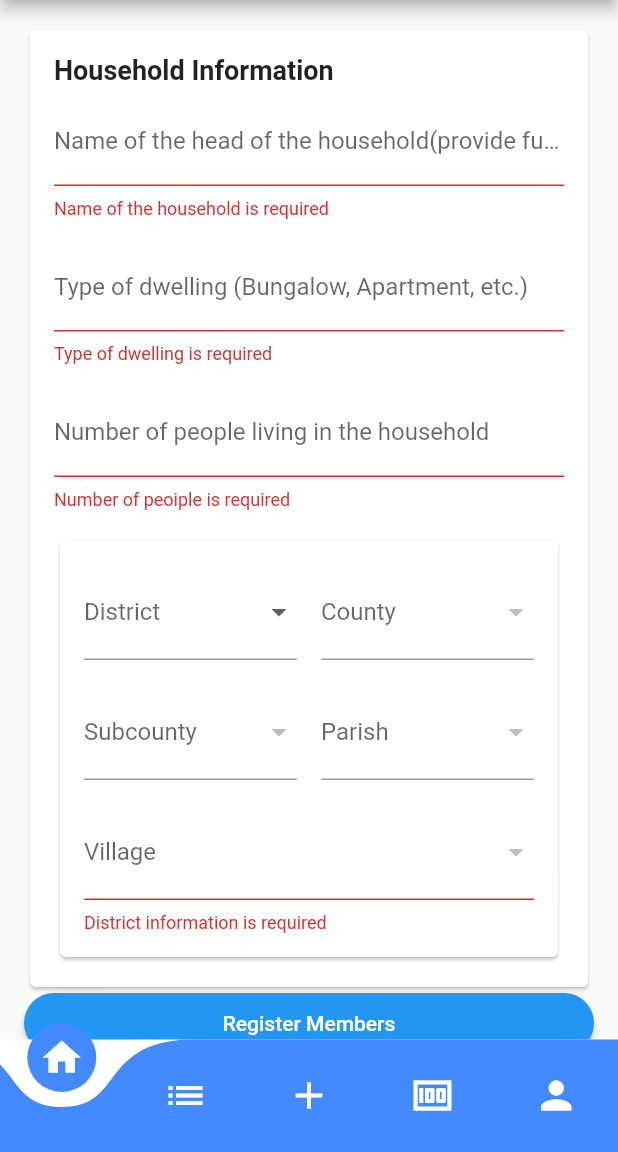
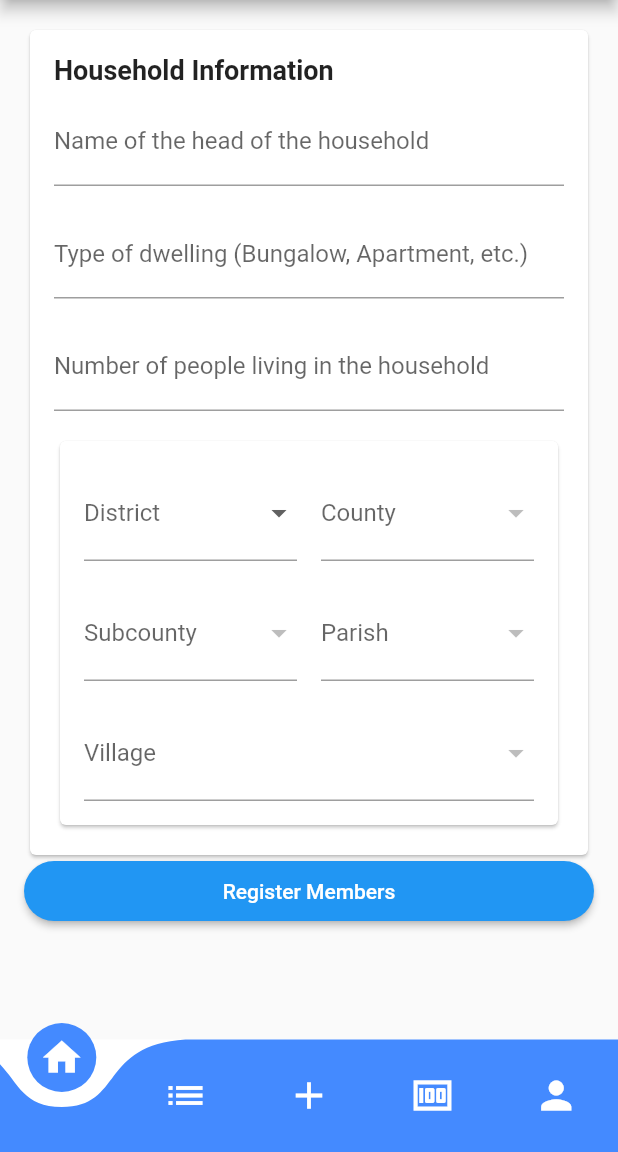
Before and after one commit to Code-Flutter/Census_App, a Flutter app: the screen it shows once a user with an empty profile is signed in, swiped to page 3, on a phone screen of 412 x 824 dp, the part 84-1236 px from its top. Run offline on Flutter 3.47's test engine with Material 2 defaults, Android fonts, the phone set to English and light mode, and no system bars; drawn by our look-alikes of curved_navigation_bar; our stand-ins replace animated_text_kit, cloud_firestore, firebase_auth, firebase_core, liquid_progress_indicator_v2; accounts and stored records are empty.

Commit message:
sorting how the "required field "parameter should appear

```diff
--- a/lib/census_add.dart
+++ b/lib/census_add.dart
@@ -26,7 +26,6 @@ class Census_countState extends State<Census_count> {
   // Household Information Variables
   DatabaseService newRecord = DatabaseService();
   AuthService uid = AuthService();
-  final GlobalKey<FormState> _formKey = GlobalKey<FormState>();
 
   HouseHoldData householdData = HouseHoldData();
 
@@ -540,10 +539,7 @@ class Census_countState extends State<Census_count> {
   Widget build(BuildContext context) {
     return Scaffold(
       appBar: AppBar(title: Text('Census Form')),
-      body: Form(
-        key: _formKey,
-        autovalidateMode: AutovalidateMode.always,
-        child: ListView(
+      body: ListView(
         padding: EdgeInsets.all(16.0),
         children: [
           Card(
@@ -553,23 +549,16 @@ class Census_countState extends State<Census_count> {
                 crossAxisAlignment: CrossAxisAlignment.start,
                 children: [
                   Text('Household Information',
-                        style: TextStyle(
-                            fontSize: 18, fontWeight: FontWeight.bold)),
+                      style:
+                          TextStyle(fontSize: 18, fontWeight: FontWeight.bold)),
                   SizedBox(height: 8.0),
                   TextFormField(
                     onChanged: (value) {
                       householdData.headOfHousehold = value;
                     },
                     decoration: InputDecoration(
-                        labelText:
-                            'Name of the head of the household(provide full name)',
+                      labelText: 'Name of the head of the household',
                     ),
-                      validator: (value) {
-                        if (value == null || value.isEmpty) {
-                          return 'Name of the household is required';
-                        }
-                        return null;
-                      },
                   ),
                   SizedBox(height: 16.0),
                   TextFormField(
@@ -577,15 +566,8 @@ class Census_countState extends State<Census_count> {
                       householdData.typeOfDwelling = value;
                     },
                     decoration: InputDecoration(
-                        labelText:
-                            'Type of dwelling (Bungalow, Apartment, etc.)',
+                      labelText: 'Type of dwelling (Bungalow, Apartment, etc.)',
                     ),
-                      validator: (value) {
-                        if (value == null || value.isEmpty) {
-                          return 'Type of dwelling is required';
-                        }
-                        return null;
-                      },
                   ),
                   SizedBox(height: 16.0),
                   TextFormField(
@@ -595,12 +577,6 @@ class Census_countState extends State<Census_count> {
                     decoration: InputDecoration(
                       labelText: 'Number of people living in the household',
                     ),
-                      validator: (value) {
-                        if (value == null || value.isEmpty) {
-                          return 'Number of peoiple is required';
-                        }
-                        return null;
-                      },
                     keyboardType: TextInputType.number,
                   ),
                   SizedBox(height: 16.0),
@@ -676,17 +652,11 @@ class Census_countState extends State<Census_count> {
                           DropdownButtonFormField<String>(
                             value: householdData.selectedVillage,
                             onChanged: onVillageChanged,
-                              items: _getVillageItems(
-                                  householdData.selectedParish),
+                            items:
+                                _getVillageItems(householdData.selectedParish),
                             decoration: InputDecoration(
                               labelText: 'Village',
                             ),
-                              validator: (value) {
-                                if (value == null || value.isEmpty) {
-                                  return 'District information is required';
-                                }
-                                return null;
-                              },
                           ),
                         ],
                       ),
@@ -701,7 +671,6 @@ class Census_countState extends State<Census_count> {
             height: 40.0,
             child: ElevatedButton(
               onPressed: () {
-                  if (_formKey.currentState?.validate() == true) {
                 Navigator.push(
                   context,
                   MaterialPageRoute(
@@ -710,8 +679,6 @@ class Census_countState extends State<Census_count> {
                     ),
                   ),
                 );
-                  }
-                  ;
               },
               style: ElevatedButton.styleFrom(
                 shape: RoundedRectangleBorder(
@@ -723,7 +690,6 @@ class Census_countState extends State<Census_count> {
           ),
         ],
       ),
-      ),
     );
   }
 }
```
Lines whose indentation alone changed are shown as unchanged.
